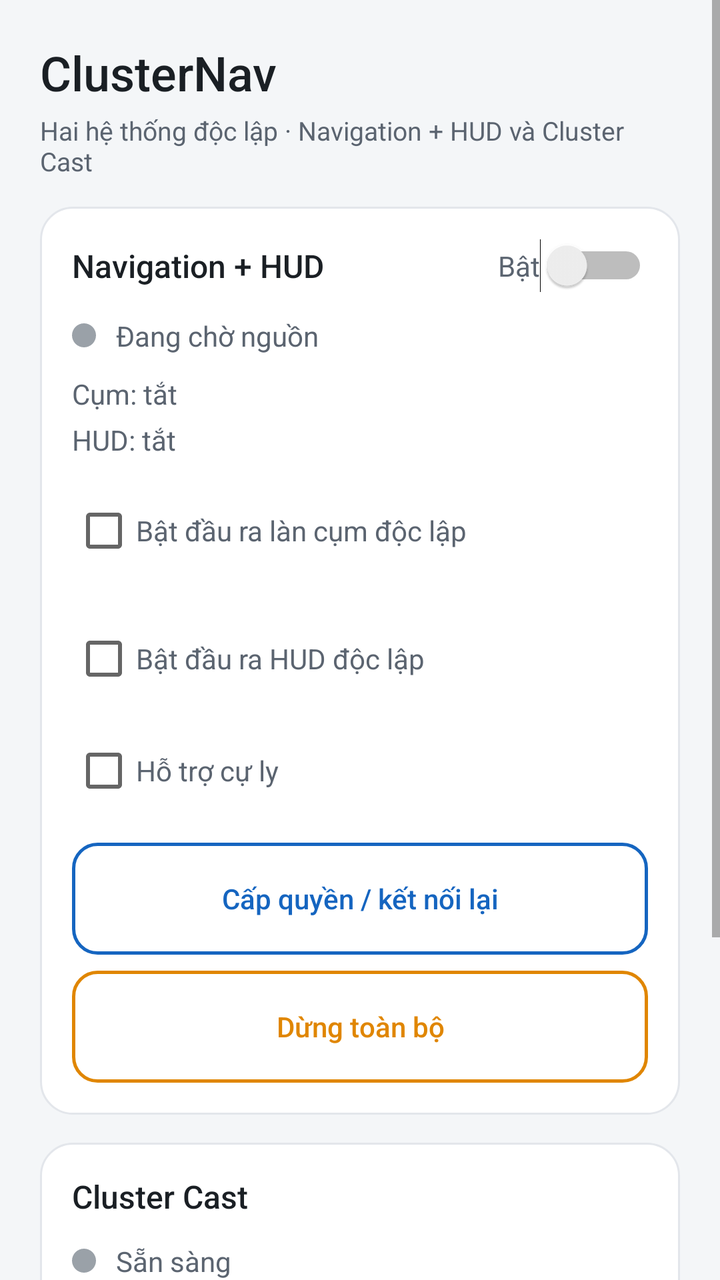
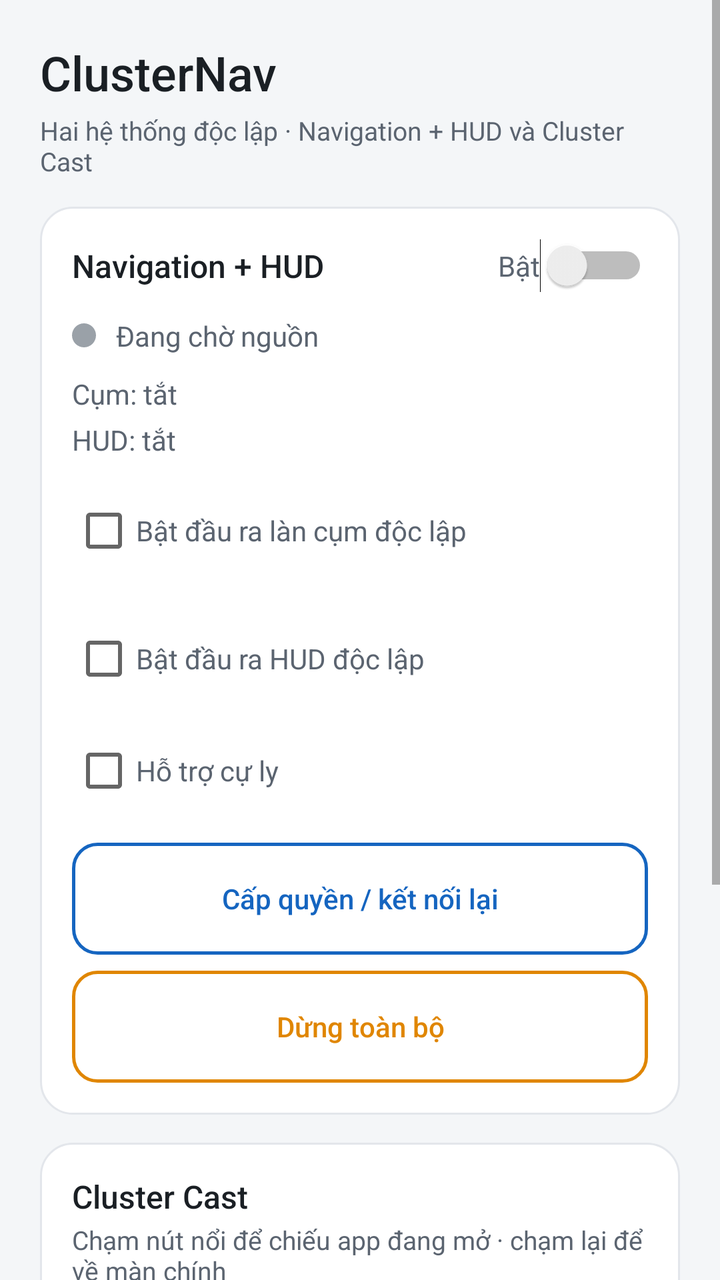

Before-and-after screenshots of an Android layout around one commit, followed by the original layout XML and the change that was made.
<!-- AndroidManifest.xml: application theme AppTheme -->
<!-- res/layout/activity_main.xml -->
<?xml version="1.0" encoding="utf-8"?>
<ScrollView xmlns:android="http://schemas.android.com/apk/res/android"
    android:layout_width="match_parent" android:layout_height="match_parent" android:fillViewport="true">
    <LinearLayout android:layout_width="match_parent" android:layout_height="wrap_content"
        android:orientation="vertical" android:padding="@dimen/screen_pad">

        <TextView android:layout_width="match_parent" android:layout_height="wrap_content"
            android:text="ClusterNav" android:textColor="@color/text_primary"
            android:textSize="@dimen/text_title" android:fontFamily="sans-serif-medium" />
        <TextView android:layout_width="match_parent" android:layout_height="wrap_content"
            android:layout_marginTop="4dp" android:layout_marginBottom="@dimen/gap"
            android:text="Hai hệ thống độc lập · Navigation + HUD và Cluster Cast"
            android:textColor="@color/text_secondary" android:textSize="@dimen/text_label" />

        <LinearLayout android:layout_width="match_parent" android:layout_height="wrap_content"
            android:orientation="vertical" android:background="@drawable/card_bg" android:padding="@dimen/card_pad">
            <LinearLayout android:layout_width="match_parent" android:layout_height="wrap_content"
                android:orientation="horizontal" android:gravity="center_vertical">
                <TextView android:layout_width="0dp" android:layout_height="wrap_content" android:layout_weight="1"
                    android:text="Navigation + HUD" android:textColor="@color/text_primary"
                    android:textSize="@dimen/text_status" android:fontFamily="sans-serif-medium" />
                <Switch android:id="@+id/switch_enabled" android:layout_width="wrap_content"
                    android:layout_height="wrap_content" android:text="Bật" android:textColor="@color/text_secondary" />
            </LinearLayout>
            <LinearLayout android:layout_width="match_parent" android:layout_height="wrap_content"
                android:orientation="horizontal" android:gravity="center_vertical" android:layout_marginTop="12dp">
                <View android:id="@+id/dot_status" android:layout_width="12dp" android:layout_height="12dp"
                    android:layout_marginEnd="10dp" android:background="@drawable/status_dot" />
                <TextView android:id="@+id/txt_status" android:layout_width="0dp" android:layout_height="wrap_content"
                    android:layout_weight="1" android:text="Đang chờ nguồn" android:textColor="@color/text_secondary" />
            </LinearLayout>
            <TextView android:id="@+id/txt_lane_status" android:layout_width="match_parent" android:layout_height="wrap_content"
                android:layout_marginTop="10dp" android:text="Cụm: tắt" android:textColor="@color/text_secondary" />
            <TextView android:id="@+id/txt_hud_status" android:layout_width="match_parent" android:layout_height="wrap_content"
                android:layout_marginTop="4dp" android:text="HUD: tắt" android:textColor="@color/text_secondary" />
            <CheckBox android:id="@+id/cb_lane" android:layout_width="match_parent" android:layout_height="wrap_content"
                android:layout_marginTop="8dp" android:minHeight="@dimen/touch_min" android:text="Bật đầu ra làn cụm độc lập"
                android:textColor="@color/text_secondary" />
            <CheckBox android:id="@+id/cb_hud" android:layout_width="match_parent" android:layout_height="wrap_content"
                android:layout_marginTop="8dp" android:minHeight="@dimen/touch_min" android:text="Bật đầu ra HUD độc lập"
                android:textColor="@color/text_secondary" />
                        
            <CheckBox android:id="@+id/cb_distance_assist" android:layout_width="match_parent"
            android:layout_height="wrap_content" android:minHeight="@dimen/touch_min"
            android:textColor="@color/text_secondary"
            android:text="Hỗ trợ cự ly" />
            <Button android:id="@+id/btn_reconnect_nav" android:layout_width="match_parent" android:layout_height="wrap_content"
                android:layout_marginTop="8dp" android:minHeight="@dimen/touch_min" android:background="@drawable/btn_outline"
                android:text="Cấp quyền / kết nối lại" android:textAllCaps="false" android:textColor="@color/brand" />
            <LinearLayout android:layout_width="match_parent" android:layout_height="wrap_content"
                android:orientation="horizontal" android:layout_marginTop="8dp">
                <Button android:id="@+id/btn_nav_stop" android:layout_width="0dp" android:layout_height="wrap_content"
                    android:layout_weight="1" android:minHeight="@dimen/touch_min"
                    android:background="@drawable/btn_warning_outline" android:text="Dừng toàn bộ"
                    android:textAllCaps="false" android:textColor="@color/warn_amber" />
            </LinearLayout>
        </LinearLayout>

        <LinearLayout android:layout_width="match_parent" android:layout_height="wrap_content"
            android:layout_marginTop="@dimen/gap" android:orientation="vertical"
            android:background="@drawable/card_bg" android:padding="@dimen/card_pad">
            <TextView android:layout_width="match_parent" android:layout_height="wrap_content"
                android:text="Cluster Cast" android:textColor="@color/text_primary"
                android:textSize="@dimen/text_status" android:fontFamily="sans-serif-medium" />
            <LinearLayout android:layout_width="match_parent" android:layout_height="wrap_content"
                android:orientation="horizontal" android:gravity="center_vertical" android:layout_marginTop="12dp">
                <View android:id="@+id/dot_cast" android:layout_width="12dp" android:layout_height="12dp"
                    android:layout_marginEnd="10dp" android:background="@drawable/status_dot" />
                <TextView android:id="@+id/txt_cast_status" android:layout_width="0dp" android:layout_height="wrap_content"
                    android:layout_weight="1" android:text="Sẵn sàng" android:textColor="@color/text_secondary" />
            </LinearLayout>
                        <Button android:id="@+id/btn_cast_toggle" android:layout_width="match_parent"
            android:layout_height="wrap_content" android:layout_marginTop="10dp"
            android:minHeight="@dimen/touch_min" android:background="@drawable/btn_primary"
            android:text="Chiếu lên cụm" android:textAllCaps="false" android:textColor="@color/white" />
            <Button android:id="@+id/btn_bubble" android:layout_width="match_parent"
            android:layout_height="wrap_content" android:layout_marginTop="8dp"
            android:minHeight="@dimen/touch_min" android:background="@drawable/btn_outline"
            android:text="Hiện nút nổi" android:textAllCaps="false" android:textColor="@color/brand" />
            <Button android:id="@+id/btn_cast_details" android:layout_width="match_parent" android:layout_height="wrap_content"
                android:layout_marginTop="12dp" android:minHeight="@dimen/touch_min" android:background="@drawable/btn_primary"
                android:text="Cài đặt chiếu" android:textAllCaps="false" android:textColor="@color/white" />
        </LinearLayout>
    </LinearLayout>
</ScrollView>
<!-- resources referenced by this layout -->
<resources>
  <color name="brand">#1565C0</color>
  <color name="text_primary">#1A1F24</color>
  <color name="text_secondary">#5B6470</color>
  <color name="warn_amber">#E08600</color>
  <color name="white">#FFFFFF</color>
  <dimen name="card_pad">16dp</dimen>
  <dimen name="gap">14dp</dimen>
  <dimen name="screen_pad">20dp</dimen>
  <dimen name="text_label">13sp</dimen>
  <dimen name="text_status">16sp</dimen>
  <dimen name="text_title">24sp</dimen>
  <dimen name="touch_min">56dp</dimen>
  <!-- drawable btn_outline (drawable) -->
  <?xml version="1.0" encoding="utf-8"?>
  <selector xmlns:android="http://schemas.android.com/apk/res/android">
      <item android:state_enabled="false">
          <shape android:shape="rectangle">
              <solid android:color="@android:color/transparent" />
              <corners android:radius="12dp" />
              <stroke android:width="1dp" android:color="@color/divider" />
          </shape>
      </item>
      <item android:state_pressed="true">
          <shape android:shape="rectangle">
              <solid android:color="#11000000" />
              <corners android:radius="12dp" />
              <stroke android:width="1.5dp" android:color="@color/brand" />
          </shape>
      </item>
      <item>
          <shape android:shape="rectangle">
              <solid android:color="@android:color/transparent" />
              <corners android:radius="12dp" />
              <stroke android:width="1.5dp" android:color="@color/brand" />
          </shape>
      </item>
  </selector>
  <!-- drawable btn_primary (drawable) -->
  <?xml version="1.0" encoding="utf-8"?>
  <selector xmlns:android="http://schemas.android.com/apk/res/android">
      <item android:state_enabled="false">
          <shape android:shape="rectangle">
              <solid android:color="@color/off_gray" />
              <corners android:radius="12dp" />
          </shape>
      </item>
      <item android:state_pressed="true">
          <shape android:shape="rectangle">
              <solid android:color="@color/brand_pressed" />
              <corners android:radius="12dp" />
          </shape>
      </item>
      <item>
          <shape android:shape="rectangle">
              <solid android:color="@color/brand" />
              <corners android:radius="12dp" />
          </shape>
      </item>
  </selector>
  <!-- drawable card_bg (drawable) -->
  <?xml version="1.0" encoding="utf-8"?>
  <shape xmlns:android="http://schemas.android.com/apk/res/android" android:shape="rectangle">
      <solid android:color="@color/surface" />
      <corners android:radius="@dimen/radius" />
      <stroke android:width="1dp" android:color="@color/divider" />
  </shape>
  <!-- drawable status_dot (drawable) -->
  <?xml version="1.0" encoding="utf-8"?>
  <shape xmlns:android="http://schemas.android.com/apk/res/android" android:shape="oval">
      <solid android:color="@color/off_gray" />
      <size android:width="12dp" android:height="12dp" />
  </shape>
  <style name="AppTheme" parent="@android:style/Theme.Material.Light">
          <item name="android:windowBackground">@color/screen_bg</item>
          <item name="android:colorAccent">@color/brand</item>
          <item name="android:colorPrimary">@color/brand</item>
      </style>
  <color name="divider">#E3E6EB</color>
  <color name="off_gray">#9AA1A8</color>
  <color name="brand_pressed">#0D47A1</color>
  <color name="surface">#FFFFFF</color>
  <dimen name="radius">16dp</dimen>
  <color name="screen_bg">#F4F6F8</color>
  <!-- unchanged entries left out for length: 1 -->
</resources>

<!-- the commit's change to res/layout/activity_main.xml (unified diff, before → after) -->
@@ -4,7 +4,7 @@
     <LinearLayout android:layout_width="match_parent" android:layout_height="wrap_content"
         android:orientation="vertical" android:padding="@dimen/screen_pad">
 
-        <TextView android:layout_width="match_parent" android:layout_height="wrap_content"
+        <TextView android:id="@+id/txt_app_title" android:layout_width="match_parent" android:layout_height="wrap_content"
             android:text="ClusterNav" android:textColor="@color/text_primary"
             android:textSize="@dimen/text_title" android:fontFamily="sans-serif-medium" />
         <TextView android:layout_width="match_parent" android:layout_height="wrap_content"
@@ -62,6 +62,9 @@
             <TextView android:layout_width="match_parent" android:layout_height="wrap_content"
                 android:text="Cluster Cast" android:textColor="@color/text_primary"
                 android:textSize="@dimen/text_status" android:fontFamily="sans-serif-medium" />
+            <TextView android:layout_width="match_parent" android:layout_height="wrap_content"
+                android:layout_marginTop="2dp" android:text="Chạm nút nổi để chiếu app đang mở · chạm lại để về màn chính"
+                android:textColor="@color/text_secondary" android:textSize="@dimen/text_label" />
             <LinearLayout android:layout_width="match_parent" android:layout_height="wrap_content"
                 android:orientation="horizontal" android:gravity="center_vertical" android:layout_marginTop="12dp">
                 <View android:id="@+id/dot_cast" android:layout_width="12dp" android:layout_height="12dp"
@@ -69,17 +72,55 @@
                 <TextView android:id="@+id/txt_cast_status" android:layout_width="0dp" android:layout_height="wrap_content"
                     android:layout_weight="1" android:text="Sẵn sàng" android:textColor="@color/text_secondary" />
             </LinearLayout>
-                        <Button android:id="@+id/btn_cast_toggle" android:layout_width="match_parent"
-            android:layout_height="wrap_content" android:layout_marginTop="10dp"
-            android:minHeight="@dimen/touch_min" android:background="@drawable/btn_primary"
-            android:text="Chiếu lên cụm" android:textAllCaps="false" android:textColor="@color/white" />
-            <Button android:id="@+id/btn_bubble" android:layout_width="match_parent"
-            android:layout_height="wrap_content" android:layout_marginTop="8dp"
-            android:minHeight="@dimen/touch_min" android:background="@drawable/btn_outline"
-            android:text="Hiện nút nổi" android:textAllCaps="false" android:textColor="@color/brand" />
-            <Button android:id="@+id/btn_cast_details" android:layout_width="match_parent" android:layout_height="wrap_content"
-                android:layout_marginTop="12dp" android:minHeight="@dimen/touch_min" android:background="@drawable/btn_primary"
-                android:text="Cài đặt chiếu" android:textAllCaps="false" android:textColor="@color/white" />
+
+            <FrameLayout android:id="@+id/cast_geometry_container" android:layout_width="match_parent"
+                android:layout_height="wrap_content" android:layout_marginTop="10dp" />
+
+            <View android:layout_width="match_parent" android:layout_height="1dp"
+                android:layout_marginTop="12dp" android:layout_marginBottom="12dp" android:background="@color/divider" />
+
+            <CheckBox android:id="@+id/cb_autostart" android:layout_width="match_parent" android:layout_height="wrap_content"
+                android:minHeight="@dimen/touch_min" android:textColor="@color/text_secondary"
+                android:text="Tự khởi động: chiếu app này lên cụm khi mở ClusterNav" />
+            <Spinner android:id="@+id/spinner_autostart_app" android:layout_width="match_parent"
+                android:layout_height="wrap_content" android:layout_marginTop="6dp" android:minHeight="@dimen/touch_min" />
+
+            <TextView android:id="@+id/cast_recovery_toggle" android:layout_width="match_parent"
+                android:layout_height="wrap_content" android:minHeight="48dp" android:gravity="center_vertical"
+                android:layout_marginTop="14dp" android:text="Khắc phục sự cố"
+                android:textSize="@dimen/text_body" android:textColor="@color/brand" android:focusable="true"
+                android:contentDescription="Mở hoặc đóng nhóm hành động khắc phục sự cố" />
+            <LinearLayout android:id="@+id/cast_recovery_actions" android:layout_width="match_parent"
+                android:layout_height="wrap_content" android:orientation="vertical" android:visibility="gone">
+                <Button android:id="@+id/cast_stop" android:contentDescription="Dừng Cluster Cast và trả đồng hồ"
+                    android:layout_width="match_parent" android:layout_height="wrap_content" android:minHeight="56dp"
+                    android:background="@drawable/btn_warning_outline" android:text="Dừng — trả đồng hồ" android:textAllCaps="false"
+                    android:textSize="14sp" android:textColor="@color/btn_text" />
+                <Button android:id="@+id/cast_diagnostics" android:contentDescription="Mở chẩn đoán Cluster Cast chỉ đọc"
+                    android:layout_width="match_parent" android:layout_height="wrap_content" android:minHeight="56dp"
+                    android:layout_marginTop="6dp" android:background="@drawable/btn_outline" android:text="Chẩn đoán" android:textAllCaps="false"
+                    android:textSize="14sp" android:textColor="@color/btn_text" />
+                <Button android:id="@+id/cast_retry" android:contentDescription="Thử kết nối Cluster Cast lại"
+                    android:layout_width="match_parent" android:layout_height="wrap_content" android:minHeight="56dp"
+                    android:layout_marginTop="6dp" android:background="@drawable/btn_outline" android:text="Thử kết nối lại" android:textAllCaps="false"
+                    android:textSize="14sp" android:textColor="@color/btn_text" />
+                <Button android:id="@+id/cast_phone_disconnect" android:contentDescription="Mở hướng dẫn ngắt kết nối điện thoại"
+                    android:layout_width="match_parent" android:layout_height="wrap_content" android:minHeight="56dp"
+                    android:layout_marginTop="6dp" android:background="@drawable/btn_outline" android:text="Hướng dẫn ngắt kết nối điện thoại" android:textAllCaps="false"
+                    android:textSize="14sp" android:textColor="@color/btn_text" />
+                <Button android:id="@+id/cast_recover_once" android:contentDescription="Thử phục hồi projection một lần"
+                    android:layout_width="match_parent" android:layout_height="wrap_content" android:minHeight="56dp"
+                    android:layout_marginTop="6dp" android:background="@drawable/btn_outline" android:text="Thử phục hồi một lần" android:textAllCaps="false"
+                    android:textSize="14sp" android:textColor="@color/btn_text" />
+                <Button android:id="@+id/cast_physical_instruction" android:contentDescription="Mở hướng dẫn khôi phục vật lý"
+                    android:layout_width="match_parent" android:layout_height="wrap_content" android:minHeight="56dp"
+                    android:layout_marginTop="6dp" android:background="@drawable/btn_outline" android:text="Hướng dẫn thao tác vật lý" android:textAllCaps="false"
+                    android:textSize="14sp" android:textColor="@color/btn_text" />
+                <Button android:id="@+id/cast_profile_setup" android:contentDescription="Mở thiết lập hồ sơ Android"
+                    android:layout_width="match_parent" android:layout_height="wrap_content" android:minHeight="56dp"
+                    android:layout_marginTop="6dp" android:background="@drawable/btn_outline" android:text="Mở thiết lập hồ sơ" android:textAllCaps="false"
+                    android:textSize="14sp" android:textColor="@color/btn_text" />
+            </LinearLayout>
         </LinearLayout>
     </LinearLayout>
 </ScrollView>
<!-- resource entries referenced after the edit -->
@@ -4,10 +4,10 @@
   <color name="text_primary">#1A1F24</color>
   <color name="text_secondary">#5B6470</color>
   <color name="warn_amber">#E08600</color>
-  <color name="white">#FFFFFF</color>
   <dimen name="card_pad">16dp</dimen>
   <dimen name="gap">14dp</dimen>
   <dimen name="screen_pad">20dp</dimen>
+  <dimen name="text_body">15sp</dimen>
   <dimen name="text_label">13sp</dimen>
   <dimen name="text_status">16sp</dimen>
   <dimen name="text_title">24sp</dimen>
@@ -37,28 +37,6 @@
           </shape>
       </item>
   </selector>
-  <!-- drawable btn_primary (drawable) -->
-  <?xml version="1.0" encoding="utf-8"?>
-  <selector xmlns:android="http://schemas.android.com/apk/res/android">
-      <item android:state_enabled="false">
-          <shape android:shape="rectangle">
-              <solid android:color="@color/off_gray" />
-              <corners android:radius="12dp" />
-          </shape>
-      </item>
-      <item android:state_pressed="true">
-          <shape android:shape="rectangle">
-              <solid android:color="@color/brand_pressed" />
-              <corners android:radius="12dp" />
-          </shape>
-      </item>
-      <item>
-          <shape android:shape="rectangle">
-              <solid android:color="@color/brand" />
-              <corners android:radius="12dp" />
-          </shape>
-      </item>
-  </selector>
   <!-- drawable card_bg (drawable) -->
   <?xml version="1.0" encoding="utf-8"?>
   <shape xmlns:android="http://schemas.android.com/apk/res/android" android:shape="rectangle">
@@ -79,7 +57,6 @@
       </style>
   <color name="divider">#E3E6EB</color>
   <color name="off_gray">#9AA1A8</color>
-  <color name="brand_pressed">#0D47A1</color>
   <color name="surface">#FFFFFF</color>
   <dimen name="radius">16dp</dimen>
   <color name="screen_bg">#F4F6F8</color>
